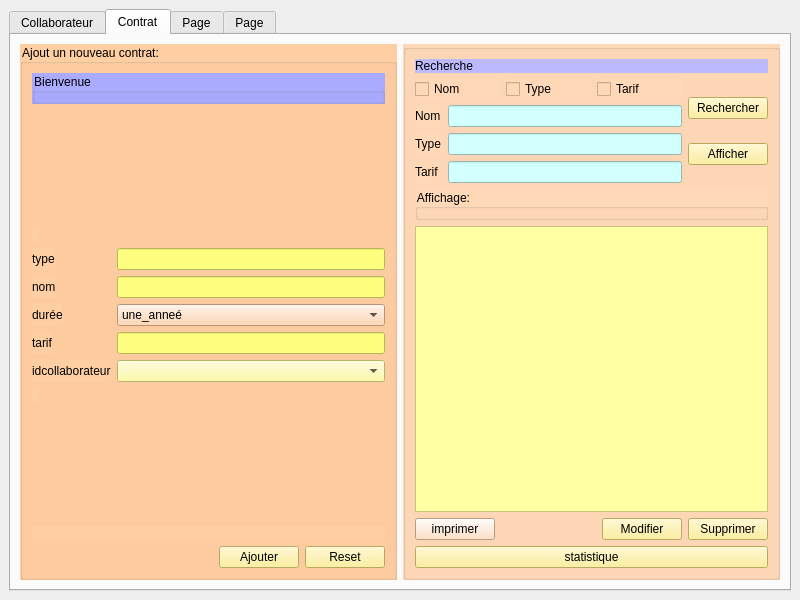
First picture: the form in mainwindow.ui, repository saraelarbi/PlanResto, before the edit.
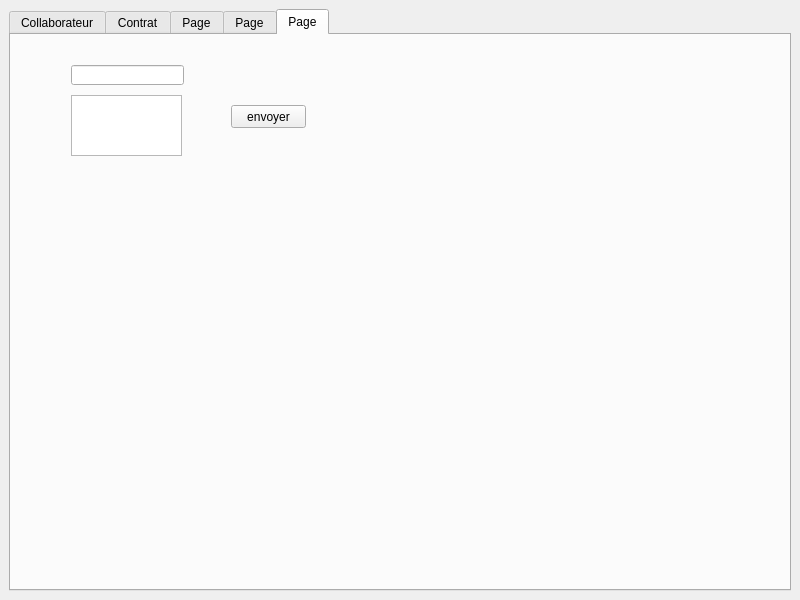
Second picture: the form after the edit. Icons and pictures are not drawn.

The edit to the form file:
```diff
--- a/mainwindow.ui
+++ b/mainwindow.ui
@@ -18,7 +18,7 @@
     <item>
      <widget class="QTabWidget" name="gestioncollaboration">
       <property name="currentIndex">
-       <number>1</number>
+       <number>4</number>
       </property>
       <widget class="QWidget" name="tab">
        <attribute name="title">
@@ -780,6 +780,63 @@
        <attribute name="title">
         <string>Page</string>
        </attribute>
+       <layout class="QHBoxLayout" name="horizontalLayout_2">
+        <item>
+         <widget class="QTableView" name="tabhis">
+          <property name="styleSheet">
+           <string notr="true">background-color: rgb(170, 255, 255);</string>
+          </property>
+         </widget>
+        </item>
+        <item>
+         <widget class="QPushButton" name="pushButton_6">
+          <property name="styleSheet">
+           <string notr="true">background-color: rgb(255, 170, 127);</string>
+          </property>
+          <property name="text">
+           <string>historique</string>
+          </property>
+         </widget>
+        </item>
+       </layout>
+      </widget>
+      <widget class="QWidget" name="tab_5">
+       <attribute name="title">
+        <string>Page</string>
+       </attribute>
+       <widget class="QLineEdit" name="lineEdit">
+        <property name="geometry">
+         <rect>
+          <x>60</x>
+          <y>30</y>
+          <width>113</width>
+          <height>20</height>
+         </rect>
+        </property>
+       </widget>
+       <widget class="QTextEdit" name="textEdit">
+        <property name="geometry">
+         <rect>
+          <x>60</x>
+          <y>60</y>
+          <width>111</width>
+          <height>61</height>
+         </rect>
+        </property>
+       </widget>
+       <widget class="QPushButton" name="pushButton_2">
+        <property name="geometry">
+         <rect>
+          <x>220</x>
+          <y>70</y>
+          <width>75</width>
+          <height>23</height>
+         </rect>
+        </property>
+        <property name="text">
+         <string>envoyer</string>
+        </property>
+       </widget>
       </widget>
      </widget>
     </item>
```
Left out of the diff: 13 changed lines with no effect on the pictures.
